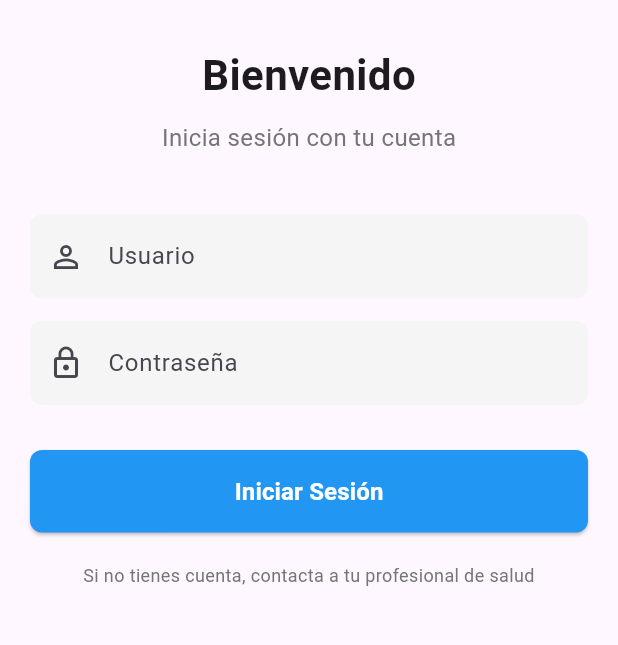
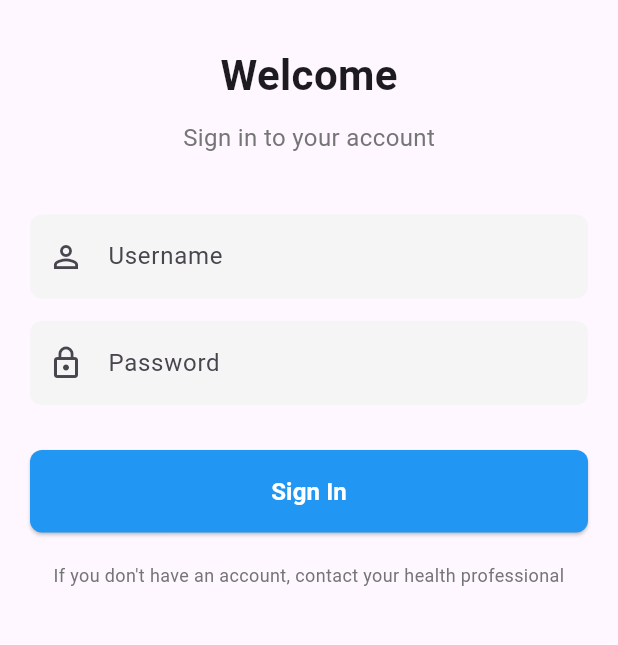
Before and after one commit to Mobile-Dev-upc/psymed-flutter, a Flutter app: the screen it shows after launch, on a phone screen of 412 x 824 dp, the part 429-1074 px from its top. Run offline on Flutter 3.47's test engine with Material 3 defaults, Android fonts, the phone set to English and light mode, and no system bars; our stand-ins replace fl_chart; accounts and stored records are empty.

Commit message:
refactor: update Spanish text to English in appointment, health, medication, login, and profile screens

```diff
--- a/lib/screens/appointments_screen.dart
+++ b/lib/screens/appointments_screen.dart
@@ -97,7 +97,7 @@ class _AppointmentsScreenState extends State<AppointmentsScreen> {
                       onPressed: _loadSessions,
                       icon: const Icon(Icons.refresh, color: Colors.white),
                       label: const Text(
-                        "Reintentar",
+                        "Retry",
                         style: TextStyle(color: Colors.white),
                       ),
                     ),
@@ -123,7 +123,7 @@ class _AppointmentsScreenState extends State<AppointmentsScreen> {
                     ),
                     const SizedBox(height: 20),
                     Text(
-                      'No tienes citas programadas',
+                      'No appointments scheduled',
                       style: TextStyle(
                         fontSize: 18,
                         color: Colors.grey[600],
@@ -132,7 +132,7 @@ class _AppointmentsScreenState extends State<AppointmentsScreen> {
                     ),
                     const SizedBox(height: 10),
                     Text(
-                      'Tu médico puede programar citas desde su panel',
+                      'Your doctor can schedule appointments from their panel',
                       style: TextStyle(
                         fontSize: 14,
                         color: Colors.grey[500],
@@ -166,10 +166,10 @@ class _AppointmentsScreenState extends State<AppointmentsScreen> {
                       )),
                   const SizedBox(height: 20),
                 ],
-                // Citas pasadas
+                // Past appointments
                 if (pastSessions.isNotEmpty) ...[
                   const Text(
-                    'Citas Anteriores',
+                    'Past Appointments',
                     style: TextStyle(
                       fontSize: 18,
                       fontWeight: FontWeight.bold,
--- a/lib/screens/login_screen.dart
+++ b/lib/screens/login_screen.dart
@@ -40,7 +40,7 @@ class _LoginScreenState extends State<LoginScreen> {
       } else if (mounted) {
         ScaffoldMessenger.of(context).showSnackBar(
           SnackBar(
-            content: Text(authProvider.errorMessage ?? 'Error al iniciar sesión'),
+            content: Text(authProvider.errorMessage ?? 'Login error'),
             backgroundColor: Colors.red,
           ),
         );
@@ -69,7 +69,7 @@ class _LoginScreenState extends State<LoginScreen> {
                 ),
                 const SizedBox(height: 30),
                 const Text(
-                  "Bienvenido",
+                  "Welcome",
                   style: TextStyle(
                     fontSize: 28,
                     fontWeight: FontWeight.bold,
@@ -77,7 +77,7 @@ class _LoginScreenState extends State<LoginScreen> {
                 ),
                 const SizedBox(height: 10),
                 Text(
-                  "Inicia sesión con tu cuenta",
+                  "Sign in to your account",
                   style: TextStyle(
                     fontSize: 16,
                     color: Colors.grey[600],
@@ -87,14 +87,14 @@ class _LoginScreenState extends State<LoginScreen> {
                 TextFormField(
                   controller: _usernameController,
                   decoration: const InputDecoration(
-                    labelText: "Usuario",
-                    hintText: "Ingresa tu nombre de usuario",
+                    labelText: "Username",
+                    hintText: "Enter your username",
                     prefixIcon: Icon(Icons.person_outline),
                     filled: true,
                   ),
                   validator: (value) {
                     if (value == null || value.isEmpty) {
-                      return 'Por favor ingresa tu usuario';
+                      return 'Please enter your username';
                     }
                     return null;
                   },
@@ -104,14 +104,14 @@ class _LoginScreenState extends State<LoginScreen> {
                   controller: _passwordController,
                   obscureText: true,
                   decoration: const InputDecoration(
-                    labelText: "Contraseña",
-                    hintText: "Ingresa tu contraseña",
+                    labelText: "Password",
+                    hintText: "Enter your password",
                     prefixIcon: Icon(Icons.lock_outline),
                     filled: true,
                   ),
                   validator: (value) {
                     if (value == null || value.isEmpty) {
-                      return 'Por favor ingresa tu contraseña';
+                      return 'Please enter your password';
                     }
                     return null;
                   },
@@ -140,7 +140,7 @@ class _LoginScreenState extends State<LoginScreen> {
                                 ),
                               )
                             : const Text(
-                                "Iniciar Sesión",
+                                "Sign In",
                                 style: TextStyle(
                                   color: Colors.white,
                                   fontSize: 16,
@@ -153,7 +153,7 @@ class _LoginScreenState extends State<LoginScreen> {
                 ),
                 const SizedBox(height: 20),
                 Text(
-                  "Si no tienes cuenta, contacta a tu profesional de salud",
+                  "If you don't have an account, contact your health professional",
                   style: TextStyle(
                     fontSize: 12,
                     color: Colors.grey[600],
--- a/lib/screens/medication_screen.dart
+++ b/lib/screens/medication_screen.dart
@@ -77,7 +77,7 @@ class _MedicationScreenState extends State<MedicationScreen> {
                       onPressed: _loadMedications,
                       icon: const Icon(Icons.refresh, color: Colors.white),
                       label: const Text(
-                        "Reintentar",
+                        "Retry",
                         style: TextStyle(color: Colors.white),
                       ),
                     ),
@@ -104,7 +104,7 @@ class _MedicationScreenState extends State<MedicationScreen> {
                     ),
                     const SizedBox(height: 20),
                     Text(
-                      'No tienes medicamentos asignados',
+                      'No medications assigned',
                       style: TextStyle(
                         fontSize: 18,
                         color: Colors.grey[600],
@@ -113,7 +113,7 @@ class _MedicationScreenState extends State<MedicationScreen> {
                     ),
                     const SizedBox(height: 10),
                     Text(
-                      'Tu médico puede asignar medicamentos desde su panel',
+                      'Your doctor can assign medications from their panel',
                       style: TextStyle(
                         fontSize: 14,
                         color: Colors.grey[500],
--- a/lib/screens/profile_screen.dart
+++ b/lib/screens/profile_screen.dart
@@ -27,17 +27,17 @@ class _ProfileScreenState extends State<ProfileScreen> {
     final confirmed = await showDialog<bool>(
       context: context,
       builder: (context) => AlertDialog(
-        title: const Text('Cerrar sesión'),
-        content: const Text('¿Estás seguro que deseas cerrar sesión?'),
+        title: const Text('Sign Out'),
+        content: const Text('Are you sure you want to sign out?'),
         actions: [
           TextButton(
             onPressed: () => Navigator.pop(context, false),
-            child: const Text('Cancelar'),
+            child: const Text('Cancel'),
           ),
           TextButton(
             onPressed: () => Navigator.pop(context, true),
             style: TextButton.styleFrom(foregroundColor: Colors.red),
-            child: const Text('Cerrar sesión'),
+            child: const Text('Sign Out'),
           ),
         ],
       ),
@@ -60,7 +60,7 @@ class _ProfileScreenState extends State<ProfileScreen> {
   Widget build(BuildContext context) {
     return Scaffold(
       appBar: AppBar(
-        title: const Text("Mi Perfil"),
+        title: const Text("My Profile"),
         centerTitle: true,
         elevation: 0,
         backgroundColor: Colors.white,
@@ -69,7 +69,7 @@ class _ProfileScreenState extends State<ProfileScreen> {
           IconButton(
             icon: const Icon(Icons.logout, color: Colors.red),
             onPressed: _handleLogout,
-            tooltip: 'Cerrar sesión',
+            tooltip: 'Sign Out',
           ),
         ],
       ),
@@ -98,7 +98,7 @@ class _ProfileScreenState extends State<ProfileScreen> {
                     ),
                     const SizedBox(height: 20),
                     Text(
-                      'Bienvenido, ${user?.username ?? "Usuario"}',
+                      'Welcome, ${user?.username ?? "User"}',
                       style: const TextStyle(
                         fontSize: 20,
                         fontWeight: FontWeight.bold,
@@ -106,7 +106,7 @@ class _ProfileScreenState extends State<ProfileScreen> {
                     ),
                     const SizedBox(height: 10),
                     const Text(
-                      'No se pudo cargar tu perfil',
+                      'Could not load your profile',
                       textAlign: TextAlign.center,
                       style: TextStyle(color: Colors.grey),
                     ),
@@ -127,7 +127,7 @@ class _ProfileScreenState extends State<ProfileScreen> {
                       },
                       icon: const Icon(Icons.refresh, color: Colors.white),
                       label: const Text(
-                        "Reintentar",
+                        "Retry",
                         style: TextStyle(color: Colors.white),
                       ),
                     ),
@@ -186,7 +186,7 @@ class _ProfileScreenState extends State<ProfileScreen> {
                         crossAxisAlignment: CrossAxisAlignment.start,
                         children: [
                           const Text(
-                            'Información Personal',
+                            'Personal Information',
                             style: TextStyle(
                               fontSize: 18,
                               fontWeight: FontWeight.bold,
@@ -195,25 +195,25 @@ class _ProfileScreenState extends State<ProfileScreen> {
                           const SizedBox(height: 20),
                           _buildInfoRow(
                             Icons.email_outlined,
-                            'Correo Electrónico',
+                            'Email',
                             profile.email,
                           ),
                           const Divider(height: 30),
                           _buildInfoRow(
                             Icons.location_on_outlined,
-                            'Dirección',
+                            'Address',
                             profile.streetAddress,
                           ),
                           const Divider(height: 30),
                           _buildInfoRow(
                             Icons.badge_outlined,
-                            'ID de Paciente',
+                            'Patient ID',
                             '#${profile.id}',
                           ),
                           const Divider(height: 30),
                           _buildInfoRow(
                             Icons.medical_information_outlined,
-                            'ID de Profesional',
+                            'Professional ID',
                             '#${profile.professionalId}',
                           ),
                         ],
@@ -235,7 +235,7 @@ class _ProfileScreenState extends State<ProfileScreen> {
                       onPressed: _handleLogout,
                       icon: const Icon(Icons.logout),
                       label: const Text(
-                        "Cerrar Sesión",
+                        "Sign Out",
                         style: TextStyle(fontSize: 16),
                       ),
                     ),
```
Also changed, not shown: lib/screens/health_screen.dart (+15 -15 lines).
